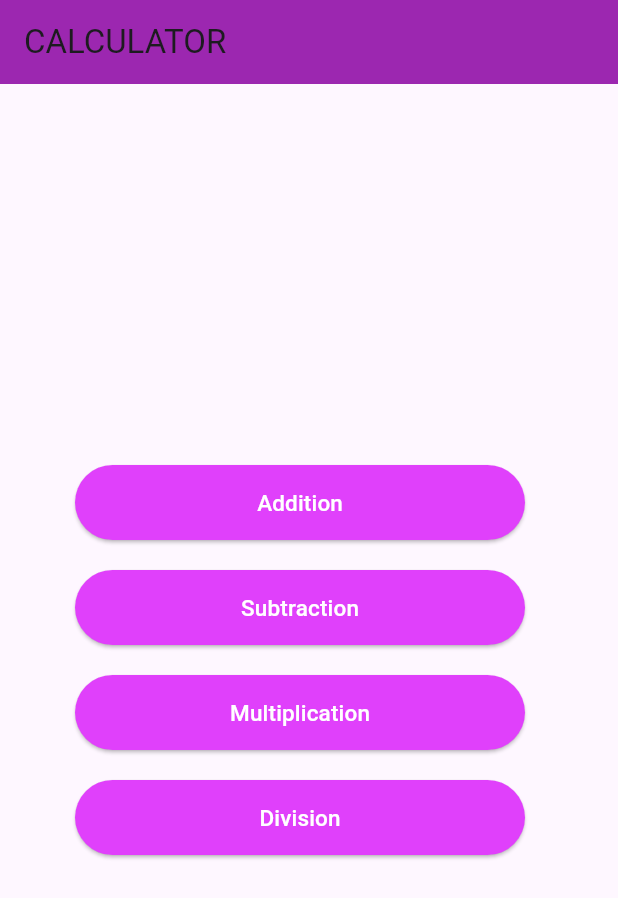
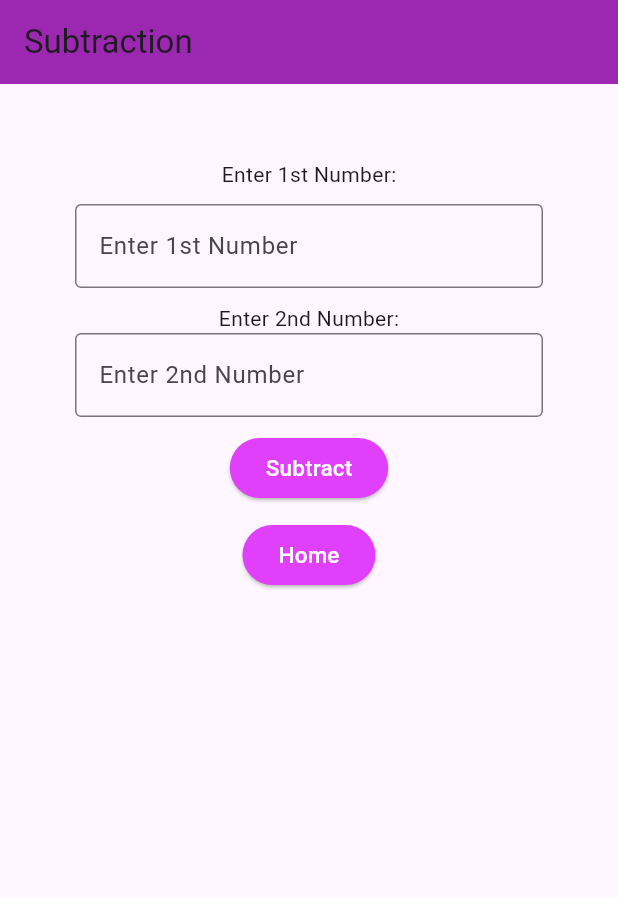
Before and after one commit to shafnashakeersm/Calculator_Flutter, a Flutter app: the screen it shows after launch, after a tap on "Subtraction", on a phone screen of 412 x 824 dp. Shown: the top 898 px of the screen. Run offline on Flutter 3.47's test engine with Material 3 defaults, Android fonts, the phone set to English and light mode, and no system bars.

Commit message:
subtraction completed

```diff
--- a/lib/pages/Home_page.dart
+++ b/lib/pages/Home_page.dart
@@ -1,6 +1,7 @@
 import 'package:calculator_flutter/pages/Addition.dart';
 import 'package:calculator_flutter/pages/Division.dart';
 import 'package:calculator_flutter/pages/Multiplication.dart';
+import 'package:calculator_flutter/pages/Subtraction.dart';
 import 'package:flutter/material.dart';
 
 
@@ -42,7 +43,8 @@ class Home_page extends StatelessWidget {
                     backgroundColor: Colors.purpleAccent,
                   ),
                   onPressed: (){
-
+                    Navigator.push(context,
+                        MaterialPageRoute(builder: (context) => Subtraction() ));
                   }, child: Text("Subtraction",
                 style: TextStyle(
                   color: Colors.white,
--- /dev/null
+++ b/lib/pages/Subtraction.dart
@@ -0,0 +1,72 @@
+import 'package:flutter/material.dart';
+
+class Subtraction extends StatelessWidget {
+  const Subtraction({super.key});
+
+  @override
+  Widget build(BuildContext context) {
+    return MaterialApp(
+      home: Scaffold(
+        appBar: AppBar(
+          title: Text("Subtraction"),
+          backgroundColor: Colors.purple,
+        ),
+        body: Container(
+          child: Padding(
+            padding: const EdgeInsets.all(50.0),
+            child: Column(
+              children: [
+                Text("Enter 1st Number:"),
+                SizedBox(
+                  height: 10,
+                ),
+                TextField(
+                  decoration: InputDecoration(
+                      border: OutlineInputBorder(),
+                      hintText: "Enter 1st Number"),
+                ),
+                SizedBox(
+                  height: 10,
+                ),
+                Text("Enter 2nd Number:"),
+                TextField(
+                  decoration: InputDecoration(
+                      border: OutlineInputBorder(),
+                      hintText: "Enter 2nd Number"),
+                ),
+                SizedBox(
+                  height: 10,
+                  width: 30,
+                ),
+                ElevatedButton(
+                    style: ElevatedButton.styleFrom(
+                        backgroundColor: Colors.purpleAccent),
+                    onPressed: () {},
+                    child: Text("Subtract",
+                        style: TextStyle(
+                          color: Colors.white,
+                          fontSize: 15,
+                        ))),
+                SizedBox(
+                  height: 10,
+                  width: 30,
+                ),
+                ElevatedButton(
+                    style: ElevatedButton.styleFrom(
+                        backgroundColor: Colors.purpleAccent),
+                    onPressed: () {
+                      Navigator.pop(context);
+                    },
+                    child: Text("Home",
+                        style: TextStyle(
+                          color: Colors.white,
+                          fontSize: 15,
+                        )))
+              ],
+            ),
+          ),
+        ),
+      ),
+    );
+  }
+}
```
